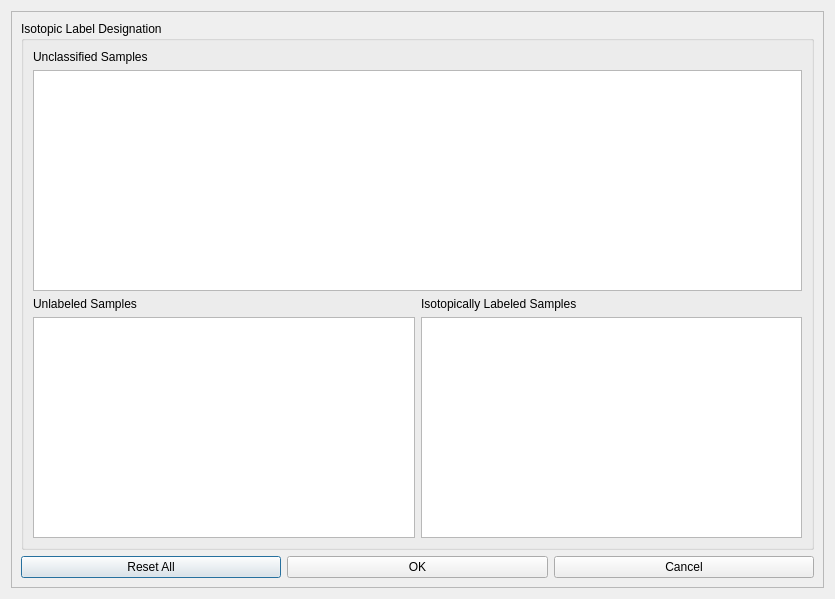
First picture: the form in src/maven/forms/configurediffisotopesearch.ui, repository eugenemel/maven, before the edit.
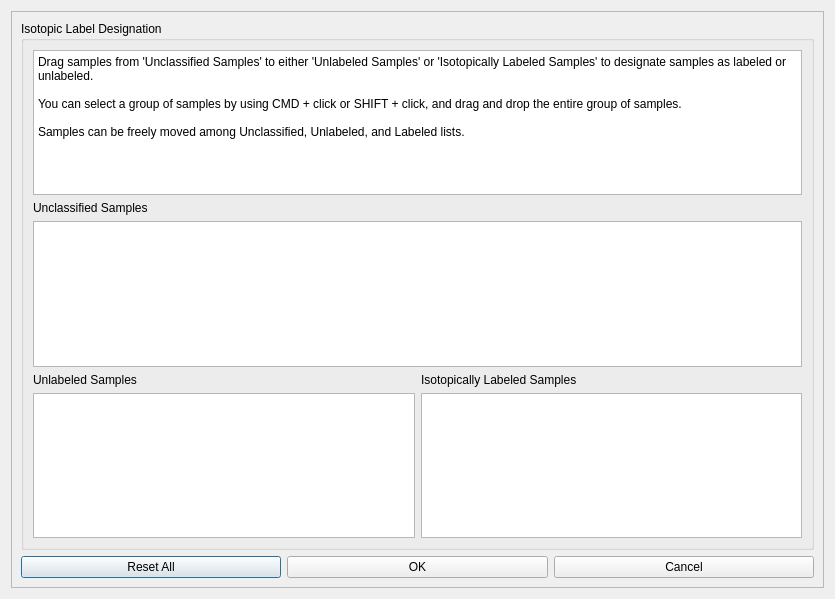
Second picture: the form after the edit.

Commit message: Issue 720: Added instructions for dragging samples to different categories.

Diff of the .ui file:
```diff
--- a/src/maven/forms/configurediffisotopesearch.ui
+++ b/src/maven/forms/configurediffisotopesearch.ui
@@ -29,8 +29,14 @@
          <string>Isotopic Label Designation</string>
         </property>
         <layout class="QGridLayout" name="gridLayout_2">
-         <item row="3" column="0">
-          <widget class="QListWidget" name="listUnlabeledSamples">
+         <item row="2" column="0" colspan="2">
+          <widget class="QListWidget" name="listAvailableSamples">
+           <property name="sizePolicy">
+            <sizepolicy hsizetype="Preferred" vsizetype="Expanding">
+             <horstretch>0</horstretch>
+             <verstretch>0</verstretch>
+            </sizepolicy>
+           </property>
            <property name="dragDropMode">
             <enum>QAbstractItemView::DragDrop</enum>
            </property>
@@ -42,59 +48,79 @@
            </property>
           </widget>
          </item>
-         <item row="2" column="0">
-          <widget class="QLabel" name="lblUnlabeledSamples">
-           <property name="text">
-            <string>Unlabeled Samples</string>
-           </property>
-          </widget>
-         </item>
          <item row="3" column="1">
-          <widget class="QListWidget" name="listLabeledSamples">
-           <property name="dragDropMode">
-            <enum>QAbstractItemView::DragDrop</enum>
-           </property>
-           <property name="defaultDropAction">
-            <enum>Qt::MoveAction</enum>
-           </property>
-           <property name="selectionMode">
-            <enum>QAbstractItemView::ExtendedSelection</enum>
-           </property>
-          </widget>
-         </item>
-         <item row="2" column="1">
           <widget class="QLabel" name="lblLabeledSamples">
            <property name="text">
             <string>Isotopically Labeled Samples</string>
            </property>
           </widget>
          </item>
+         <item row="3" column="0">
+          <widget class="QLabel" name="lblUnlabeledSamples">
+           <property name="text">
+            <string>Unlabeled Samples</string>
+           </property>
+          </widget>
+         </item>
          <item row="1" column="0" colspan="2">
-          <widget class="QListWidget" name="listAvailableSamples">
-           <property name="sizePolicy">
-            <sizepolicy hsizetype="Preferred" vsizetype="Expanding">
-             <horstretch>0</horstretch>
-             <verstretch>0</verstretch>
-            </sizepolicy>
-           </property>
-           <property name="dragDropMode">
-            <enum>QAbstractItemView::DragDrop</enum>
-           </property>
-           <property name="defaultDropAction">
-            <enum>Qt::MoveAction</enum>
-           </property>
-           <property name="selectionMode">
-            <enum>QAbstractItemView::ExtendedSelection</enum>
-           </property>
-          </widget>
-         </item>
-         <item row="0" column="0" colspan="2">
           <widget class="QLabel" name="lblUnclassifiedSamples">
            <property name="text">
             <string>Unclassified Samples</string>
            </property>
           </widget>
          </item>
+         <item row="4" column="1">
+          <widget class="QListWidget" name="listLabeledSamples">
+           <property name="dragDropMode">
+            <enum>QAbstractItemView::DragDrop</enum>
+           </property>
+           <property name="defaultDropAction">
+            <enum>Qt::MoveAction</enum>
+           </property>
+           <property name="selectionMode">
+            <enum>QAbstractItemView::ExtendedSelection</enum>
+           </property>
+          </widget>
+         </item>
+         <item row="4" column="0">
+          <widget class="QListWidget" name="listUnlabeledSamples">
+           <property name="dragDropMode">
+            <enum>QAbstractItemView::DragDrop</enum>
+           </property>
+           <property name="defaultDropAction">
+            <enum>Qt::MoveAction</enum>
+           </property>
+           <property name="selectionMode">
+            <enum>QAbstractItemView::ExtendedSelection</enum>
+           </property>
+          </widget>
+         </item>
+         <item row="0" column="0" colspan="2">
+          <widget class="QPlainTextEdit" name="txtInstructions">
+           <property name="enabled">
+            <bool>true</bool>
+           </property>
+           <property name="sizePolicy">
+            <sizepolicy hsizetype="Preferred" vsizetype="Preferred">
+             <horstretch>0</horstretch>
+             <verstretch>0</verstretch>
+            </sizepolicy>
+           </property>
+           <property name="acceptDrops">
+            <bool>false</bool>
+           </property>
+           <property name="readOnly">
+            <bool>true</bool>
+           </property>
+           <property name="plainText">
+            <string>Drag samples from 'Unclassified Samples' to either 'Unlabeled Samples' or 'Isotopically Labeled Samples' to designate samples as labeled or unlabeled.
+
+You can select a group of samples by using CMD + click or SHIFT + click, and drag and drop the entire group of samples.
+
+Samples can be freely moved among Unclassified, Unlabeled, and Labeled lists.</string>
+           </property>
+          </widget>
+         </item>
         </layout>
        </widget>
       </item>
```
